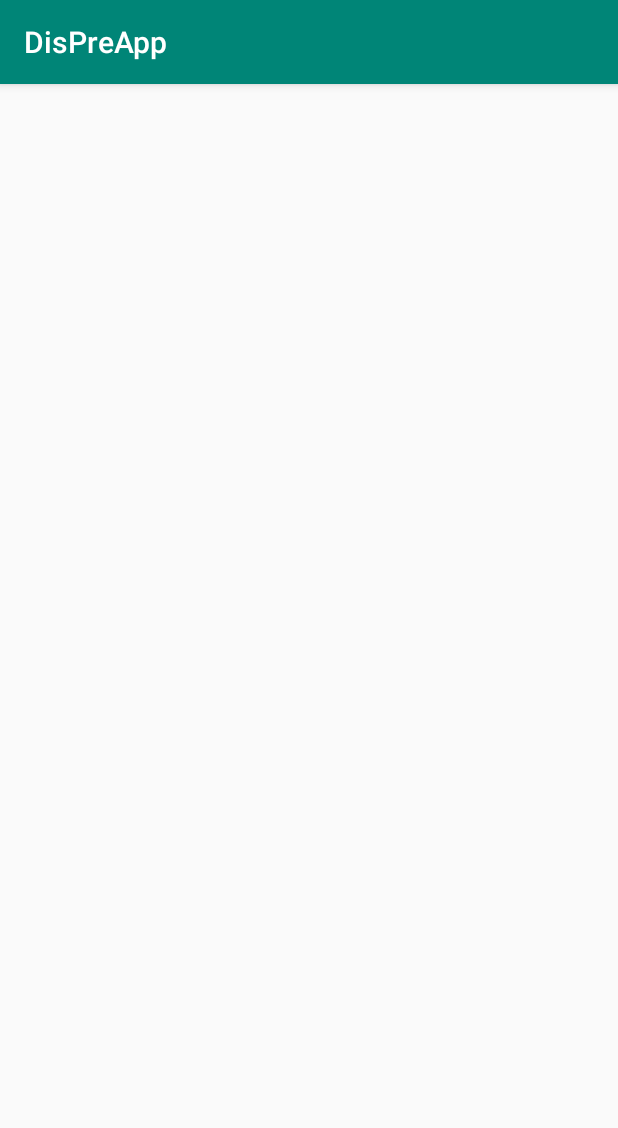
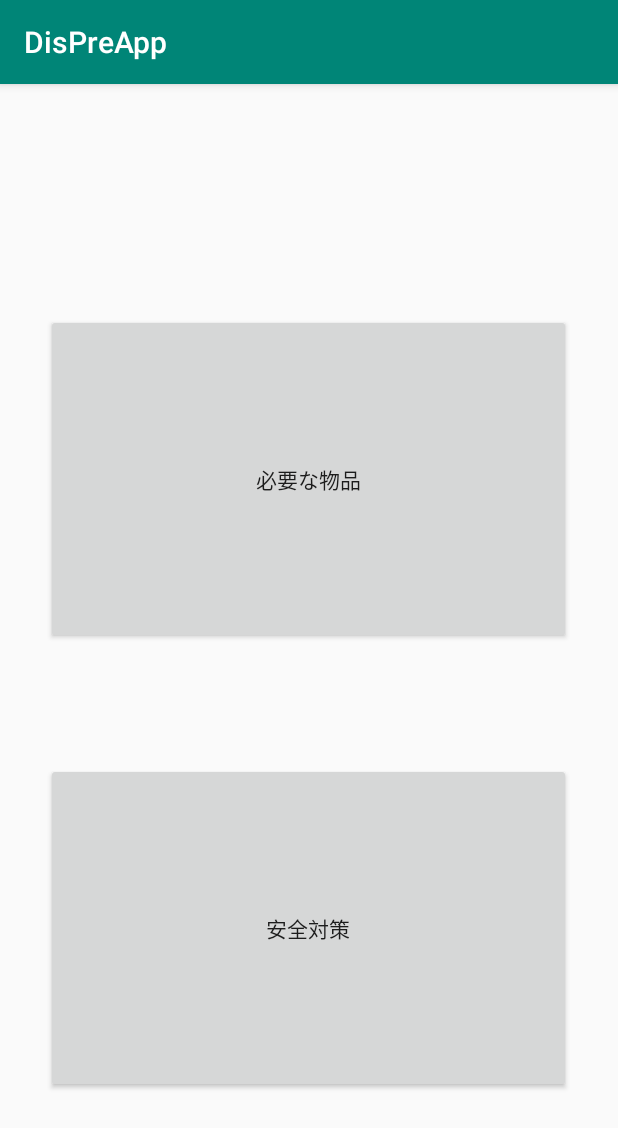
Before and after one commit to Bstone1219/DisPreApp, an Android app: the PreparationActivity screen opened directly, with no data from a screen before it, on a phone screen of 412 x 824 dp. Shown: the top 1128 px of the screen. Run offline under Robolectric (Android 15) with nearby library versions, the phone set to English and light mode, and no system bars.

Commit message:
事前対策の画面追加

```diff
--- a/app/src/main/AndroidManifest.xml
+++ b/app/src/main/AndroidManifest.xml
@@ -9,6 +9,10 @@
             android:roundIcon="@mipmap/ic_launcher_round"
             android:supportsRtl="true"
             android:theme="@style/AppTheme">
+        <activity android:name=".MeasuresActivity">
+        </activity>
+        <activity android:name=".ItemActivity">
+        </activity>
         <activity android:name=".IncorrectActionActivity">
         </activity>
         <activity android:name=".CorrectActionActivity">
--- a/app/src/main/kotlin/com/example/dispreapp/PreparationActivity.kt
+++ b/app/src/main/kotlin/com/example/dispreapp/PreparationActivity.kt
@@ -1,12 +1,25 @@
 package com.example.dispreapp
 
+import android.content.Intent
 import androidx.appcompat.app.AppCompatActivity
 import android.os.Bundle
+import kotlinx.android.synthetic.main.activity_correspondence.*
+import kotlinx.android.synthetic.main.activity_preparation.*
 
 class PreparationActivity : AppCompatActivity() {
 
     override fun onCreate(savedInstanceState: Bundle?) {
         super.onCreate(savedInstanceState)
         setContentView(R.layout.activity_preparation)
+
+        toItemAction.setOnClickListener {
+            val intent = Intent(this, ItemActivity::class.java)
+            startActivity(intent)
+        }
+
+        toMeasuresAction.setOnClickListener {
+            val intent = Intent(this, MeasuresActivity::class.java)
+            startActivity(intent)
+        }
     }
 }
--- a/app/src/main/res/layout/activity_preparation.xml
+++ b/app/src/main/res/layout/activity_preparation.xml
@@ -7,4 +7,26 @@
         android:layout_height="match_parent"
         tools:context=".PreparationActivity">
 
+    <Button
+            android:text="必要な物品"
+            android:layout_width="350dp"
+            android:layout_height="220dp"
+            android:id="@+id/toItemAction"
+            app:layout_constraintTop_toTopOf="parent" app:layout_constraintStart_toStartOf="parent"
+            android:layout_marginLeft="40dp" android:layout_marginStart="40dp" app:layout_constraintEnd_toEndOf="parent"
+            android:layout_marginEnd="40dp" android:layout_marginRight="40dp"
+            app:layout_constraintHorizontal_bias="0.526" android:layout_marginTop="140dp"
+            app:layout_constraintBottom_toTopOf="@+id/toMeasuresAction" android:layout_marginBottom="50dp"/>
+    <Button
+            android:text="安全対策"
+            android:layout_width="350dp"
+            android:layout_height="220dp"
+            android:id="@+id/toMeasuresAction"
+            app:layout_constraintStart_toStartOf="parent"
+            android:layout_marginLeft="40dp" android:layout_marginStart="40dp" app:layout_constraintEnd_toEndOf="parent"
+            android:layout_marginEnd="40dp" android:layout_marginRight="40dp" android:layout_marginBottom="82dp"
+            app:layout_constraintBottom_toBottomOf="parent" app:layout_constraintHorizontal_bias="0.526"
+            app:layout_constraintTop_toBottomOf="@+id/toItemAction" android:layout_marginTop="16dp"/>
+
+
 </androidx.constraintlayout.widget.ConstraintLayout>
```
Also changed, not shown: app/src/main/kotlin/com/example/dispreapp/ItemActivity.kt (added, +12 -0 lines), app/src/main/kotlin/com/example/dispreapp/MeasuresActivity.kt (added, +12 -0 lines), app/src/main/res/layout/activity_item.xml (added, +10 -0 lines), app/src/main/res/layout/activity_measures.xml (added, +10 -0 lines).
